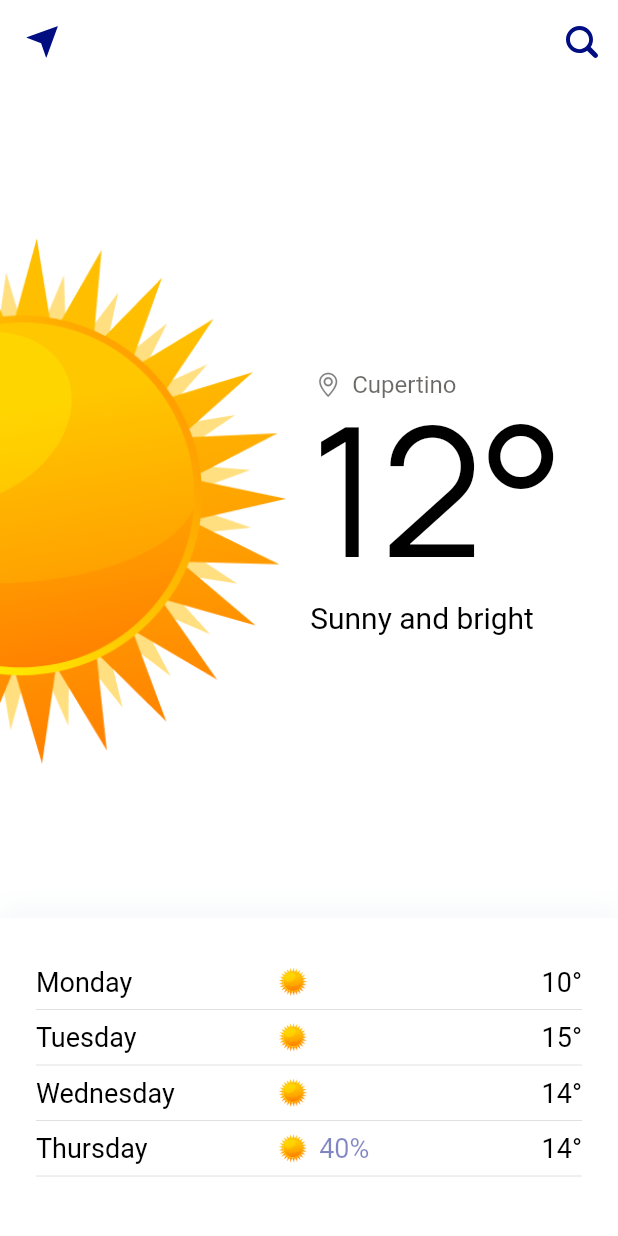
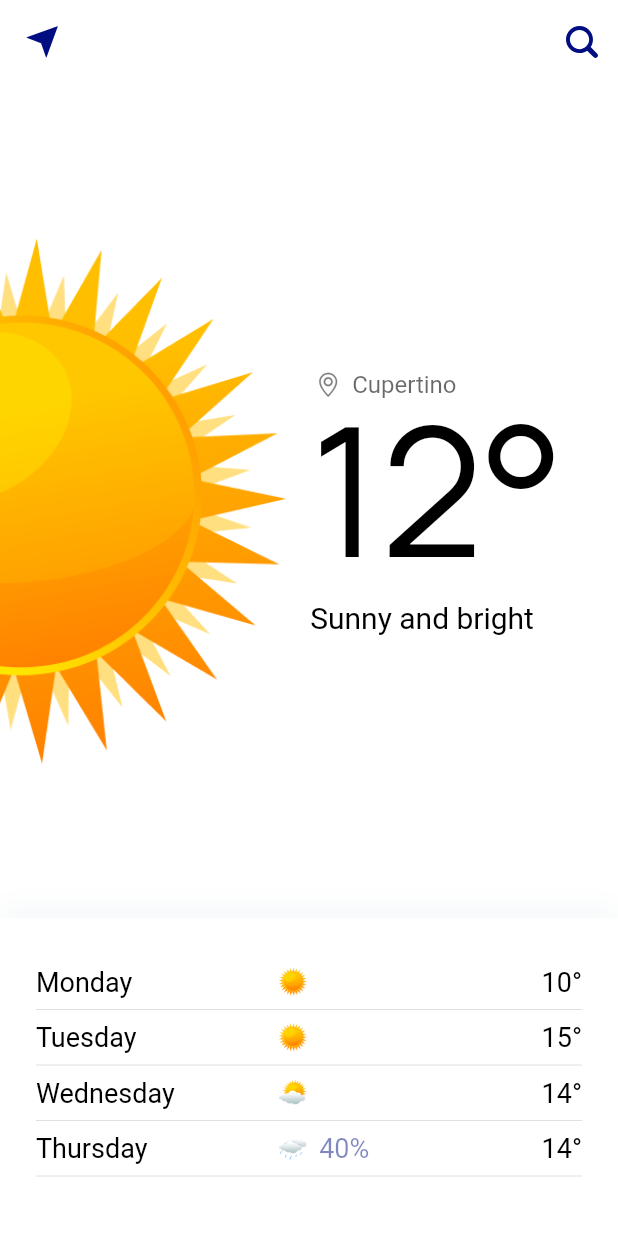
Before and after one commit to braginsm/dbp_flutter_course, a Flutter app: the screen it shows after launch, on a phone screen of 412 x 824 dp. Run offline on Flutter 3.47's test engine with Material 2 defaults, Android fonts, the light colour scheme and no system bars; our stand-ins replace flutter_svg.

Commit message:
correct images

```diff
--- a/lib/presentation/home/home_page.dart
+++ b/lib/presentation/home/home_page.dart
@@ -34,14 +34,14 @@ class _HomePageState extends State<HomePage> {
       locationName: 'Cupertino',
       degrees: '14',
       weatherDescription: '',
-      icon: Images.ic01d,
+      icon: Images.ic02d,
       dayName: 'Wednesday',
     ),
     WeatherDay(
       locationName: 'Cupertino',
       degrees: '14',
       weatherDescription: '40%',
-      icon: Images.ic01d,
+      icon: Images.ic09d,
       dayName: 'Thursday',
     ),
   ];
```
